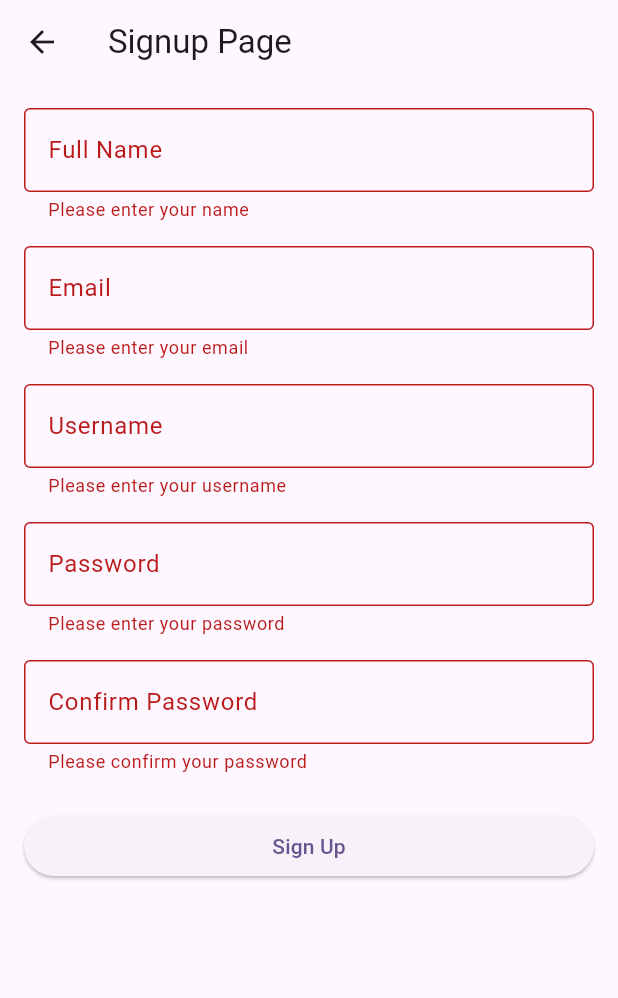
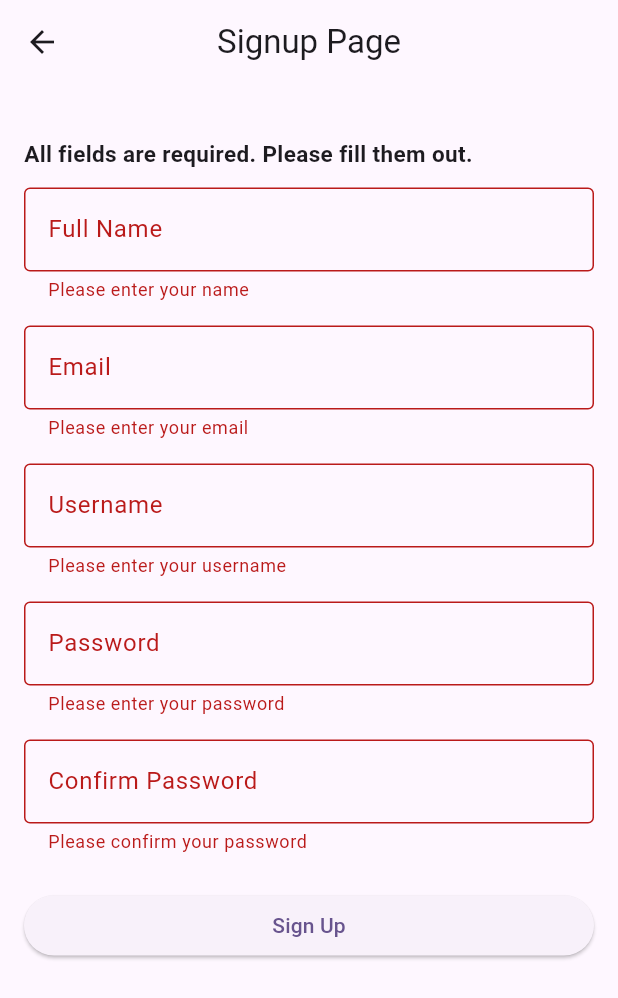
Before and after one commit to Francisco0606/task_tracker, a Flutter app: the SignupPage screen opened directly, after a tap on "Sign Up", on a phone screen of 412 x 824 dp. Shown: the top 998 px of the screen. Run offline on Flutter 3.47's test engine with Material 3 defaults, Android fonts, the phone set to English and light mode, and no system bars; our stand-ins replace sqflite; accounts and stored records are empty.

Commit message:
Sign Up storing to sql

```diff
--- a/lib/views/signup_page.dart
+++ b/lib/views/signup_page.dart
@@ -1,4 +1,7 @@
 import 'package:flutter/material.dart';
+import 'package:task_tracker/models/users.dart';
+import 'package:task_tracker/services/database_helper.dart';
+import 'package:task_tracker/views/main_page.dart';
 
 class SignupPage extends StatefulWidget {
   const SignupPage({super.key});
@@ -8,7 +11,6 @@ class SignupPage extends StatefulWidget {
 }
 
 class _SignupPageState extends State<SignupPage> {
-  // TextEditingControllers for each field
   final TextEditingController _nameController = TextEditingController();
   final TextEditingController _emailController = TextEditingController();
   final TextEditingController _usernameController = TextEditingController();
@@ -16,17 +18,37 @@ class _SignupPageState extends State<SignupPage> {
   final TextEditingController _confirmPasswordController =
       TextEditingController();
 
-  // Form key for validation
   final GlobalKey<FormState> _formKey = GlobalKey<FormState>();
 
-  // Method to validate and submit form
-  void _submitForm() {
+  final DatabaseHelper _databaseHelper = DatabaseHelper();
+
+  void _submitForm() async {
     if (_formKey.currentState?.validate() ?? false) {
-      // If the form is valid, you can proceed with the submission
       final name = _nameController.text;
       final email = _emailController.text;
       final username = _usernameController.text;
       final password = _passwordController.text;
+
+      User newUser = User(
+        name: name,
+        username: username,
+        password: password,
+        email: email,
+      );
+
+      try {
+        await _databaseHelper.insertUser(newUser);
+        ScaffoldMessenger.of(context).showSnackBar(
+          const SnackBar(content: Text('User created successfully!')),
+        );
+        Navigator.pushReplacement(
+            context, MaterialPageRoute(builder: (_) => MainPage()));
+      } catch (e) {
+        ScaffoldMessenger.of(context).showSnackBar(
+          const SnackBar(
+              content: Text('Error creating user. Please try again.')),
+        );
+      }
     }
   }
 
@@ -35,13 +57,21 @@ class _SignupPageState extends State<SignupPage> {
     return Scaffold(
       appBar: AppBar(
         title: const Text('Signup Page'),
+        centerTitle: true,
       ),
       body: Padding(
         padding: const EdgeInsets.all(16.0),
         child: Form(
-          key: _formKey, // Assigning the form key
+          key: _formKey,
           child: ListView(
             children: <Widget>[
+              const SizedBox(height: 20),
+              const Text(
+                'All fields are required. Please fill them out.',
+                style: TextStyle(fontSize: 15.0, fontWeight: FontWeight.bold),
+              ),
+              const SizedBox(height: 12.0),
+
               // Name TextField
               TextFormField(
                 controller: _nameController,
```
Also changed, not shown: lib/services/database_helper.dart (+11 -27 lines).
